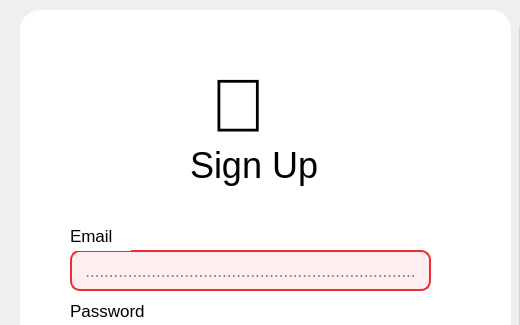
First picture: the form in login-form.ui, repository Cxuchy/Esprit-Planner-Administrator, before the edit; both pictures show x 0 to 520 and y 0 to 325 of the 1000 by 608 pixel window.
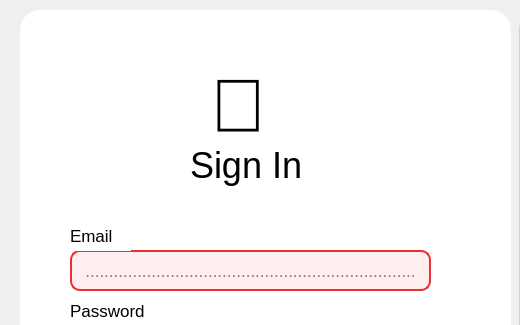
Second picture: the form after the edit. Icons and pictures are not drawn.

Patch:
```diff
--- a/login-form.ui
+++ b/login-form.ui
@@ -216,7 +216,7 @@
      <string notr="true">color :black</string>
     </property>
     <property name="text">
-     <string>Sign Up</string>
+     <string>Sign In</string>
     </property>
    </widget>
    <widget class="QLabel" name="label_4">
```
